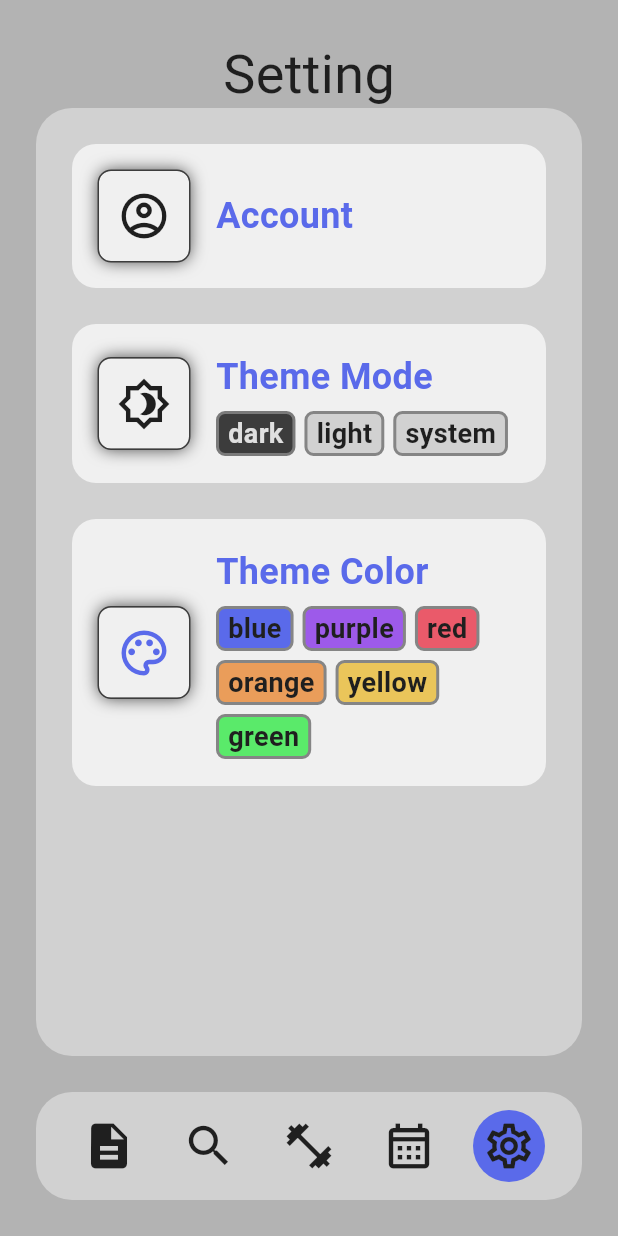
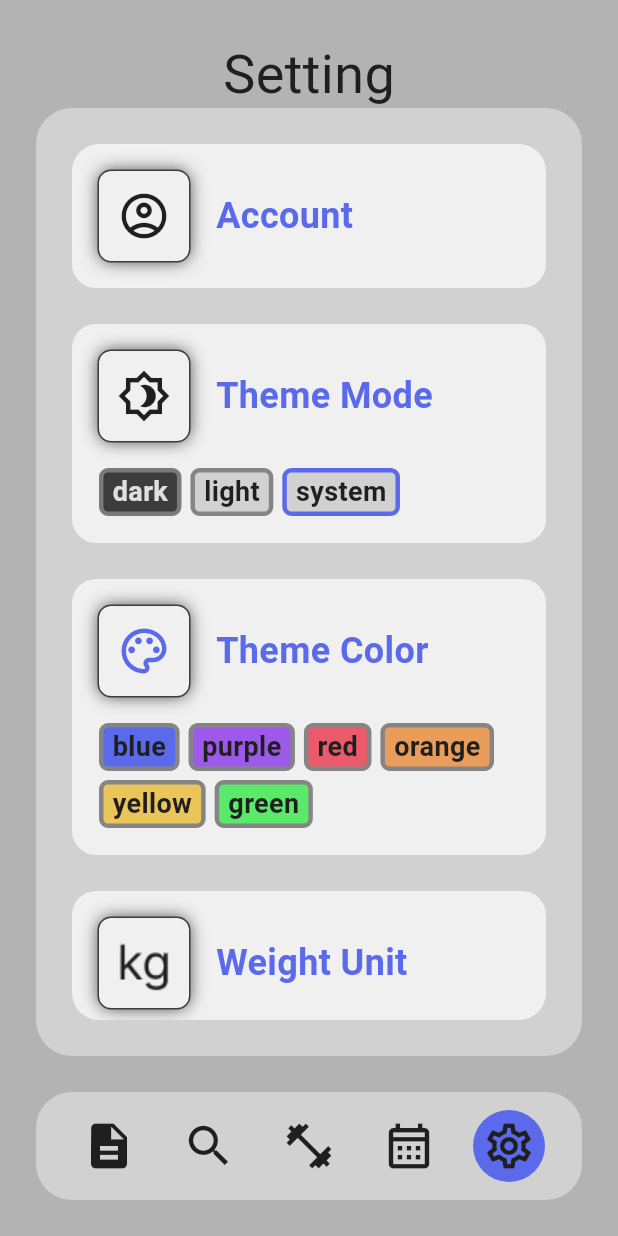
Before and after one commit to BanBanh/fit-flow, a Flutter app: the screen it shows after launch, item 5 of the bottom bar chosen, on a phone screen of 412 x 824 dp. Run offline on Flutter 3.47's test engine with Material 3 defaults, Android fonts, the phone set to English and light mode, and no system bars; our stand-ins replace firebase_auth, firebase_core, firebase_database, hive, hive_flutter; accounts and stored records are empty.

Commit message:
setting page add weight unit change
add kg and lbs png image for setting

improve custom list item

index page => exercises page

exercises page under construction

```diff
--- a/lib/data/test.dart
+++ b/lib/data/test.dart
@@ -1,6 +1,6 @@
 import 'package:flutter/material.dart';
 
-Map exercises = {
+Map<String, Map<String, dynamic>> exercises = {
   'push up': {
     'notes': '',
     'lastPerformed': '10 07 2025',
--- a/lib/screens/page/setting_page.dart
+++ b/lib/screens/page/setting_page.dart
@@ -1,3 +1,4 @@
+import 'package:fit_flow/data/model/user_preferences.dart';
 import 'package:fit_flow/data/my_decor.dart';
 import 'package:fit_flow/logic/logic.dart';
 import 'package:fit_flow/widgets/custom_list_item.dart';
@@ -29,6 +30,9 @@ class _SettingPageState extends State<SettingPage> {
         borderRadius: BorderRadius.circular(24),
       ),
       padding: EdgeInsets.all(24),
+      child: ClipRRect(
+        borderRadius: BorderRadiusGeometry.circular(18),
+        child: SingleChildScrollView(
           child: Column(
             spacing: 24,
             children: [
@@ -55,7 +59,9 @@ class _SettingPageState extends State<SettingPage> {
                         child: CListItemItem(
                           text: 'dark',
                           bgColor: 'dark',
-                      borderColor: 'dark',
+                          borderColor: UserPreferences.themeMode == 'dark'
+                              ? UserPreferences.primaryColor
+                              : 'dark',
                           textColor: 'dark',
                         ),
                       ),
@@ -64,7 +70,9 @@ class _SettingPageState extends State<SettingPage> {
                         child: CListItemItem(
                           text: 'light',
                           bgColor: 'light',
-                      borderColor: 'light',
+                          borderColor: UserPreferences.themeMode == 'light'
+                              ? UserPreferences.primaryColor
+                              : 'light',
                           textColor: 'light',
                         ),
                       ),
@@ -73,7 +81,9 @@ class _SettingPageState extends State<SettingPage> {
                         child: CListItemItem(
                           text: 'system',
                           bgColor: 'system',
-                      borderColor: 'system',
+                          borderColor: UserPreferences.themeMode == 'system'
+                              ? UserPreferences.primaryColor
+                              : 'system',
                           textColor: 'system',
                         ),
                       ),
@@ -89,7 +99,8 @@ class _SettingPageState extends State<SettingPage> {
                   Wrap(
                     spacing: 6,
                     runSpacing: 6,
-                children: ['blue', 'purple', 'red', 'orange', 'yellow', 'green']
+                    children:
+                        ['blue', 'purple', 'red', 'orange', 'yellow', 'green']
                             .map(
                               (e) => GestureDetector(
                                 onTap: () => handleThemeChange(e, context),
@@ -105,7 +116,24 @@ class _SettingPageState extends State<SettingPage> {
                   ),
                 ],
               ),
+              GestureDetector(
+                onTap: () {
+                  if (UserPreferences.weightUnit == 'kg') {
+                    UserPreferences.weightUnit = 'lbs';
+                  } else {
+                    UserPreferences.weightUnit = 'kg';
+                  }
+                  setState(() {});
+                },
+                child: CListItem(
+                  title: 'Weight Unit',
+                  imgPath: 'assets/images/${UserPreferences.weightUnit}.png',
+                ),
+              ),
+
             ],
+          ),
+        ),
       ),
     );
   }
--- a/lib/screens/page_turner.dart
+++ b/lib/screens/page_turner.dart
@@ -2,7 +2,7 @@ import 'package:fit_flow/data/notifier.dart';
 import 'package:fit_flow/screens/page/account_page.dart';
 import 'package:fit_flow/screens/page/detail_page.dart';
 import 'package:fit_flow/screens/page/history_page.dart';
-import 'package:fit_flow/screens/page/index_page.dart';
+import 'package:fit_flow/screens/page/exercises_page.dart';
 import 'package:fit_flow/screens/page/search_page.dart';
 import 'package:fit_flow/screens/page/setting_page.dart';
 import 'package:fit_flow/screens/page/work_out_page.dart';
@@ -64,7 +64,7 @@ class PageTurner extends StatelessWidget {
                             child: Row(
                               children: [
                                 SizedBox(width: 24),
-                                IndexPage(),
+                                ExercisesPage(),
                                 SizedBox(width: 24),
                                 SearchPage(),
                                 SizedBox(width: 24),
--- a/lib/widgets/custom_list_item.dart
+++ b/lib/widgets/custom_list_item.dart
@@ -1,4 +1,6 @@
 // ignore_for_file: public_member_api_docs, sort_constructors_first
+import 'dart:developer';
+
 import 'package:flutter/material.dart';
 import 'package:fit_flow/data/my_decor.dart';
 
@@ -32,10 +34,14 @@ class CListItem extends StatelessWidget {
       ),
       padding: EdgeInsets.all(18),
       child: Center(
-        child: Row(
+        child: Column(
           spacing: 18,
           crossAxisAlignment: CrossAxisAlignment.center,
           children: [
+            Row(
+              spacing: 18,
+              children: [
+                if (imgPath.isNotEmpty || iconData != null)
                   Container(
                     width: 60,
                     height: 60,
@@ -66,6 +72,7 @@ class CListItem extends StatelessWidget {
                               fit: BoxFit.contain,
                               color: imgColor ?? MyDecor(isDarkMode).text,
                               errorBuilder: (context, error, stackTrace) {
+                                log('', error: error);
                                 return Center(
                                   child: Text(
                                     'no img',
@@ -80,14 +87,12 @@ class CListItem extends StatelessWidget {
                             ),
                     ),
                   ),
+                if (title.isNotEmpty)
                   SizedBox(
-              width: screenWidth - 48 - 48 - 18 * 2 - 60 - 18,
-              child: Column(
-                spacing: 6,
-                mainAxisAlignment: MainAxisAlignment.spaceBetween,
-                crossAxisAlignment: CrossAxisAlignment.start,
-                children: [
-                  SingleChildScrollView(
+                    width: imgPath.isNotEmpty || iconData != null
+                        ? screenWidth - 48 - 48 - 18 * 2 - 60 - 18
+                        : screenWidth - 48 - 48 - 18 * 2,
+                    child: SingleChildScrollView(
                       scrollDirection: Axis.horizontal,
                       child: Text(
                         title,
@@ -98,8 +103,17 @@ class CListItem extends StatelessWidget {
                         ),
                       ),
                     ),
-                  ...widgets ?? [],
+                  ),
               ],
+            ),
+            if (widgets != null)
+              SizedBox(
+                width: screenWidth - 48 - 48 - 18 * 2,
+                child: Column(
+                  spacing: 6,
+                  mainAxisAlignment: MainAxisAlignment.spaceBetween,
+                  crossAxisAlignment: CrossAxisAlignment.start,
+                  children: widgets ?? [],
                 ),
               ),
           ],
@@ -220,7 +234,7 @@ class CListItemItem extends StatelessWidget {
       decoration: BoxDecoration(
         color: bgC,
         borderRadius: BorderRadius.circular(6),
-        border: Border.all(color: borderC, width: 2),
+        border: Border.all(color: borderC, width: 3),
       ),
       child: Text(
         text,
```
Also changed, not shown: lib/screens/page/exercises_page.dart (added, +112 -0 lines), lib/screens/page/index_page.dart (deleted, +0 -27 lines), assets/images/kg.png (added), assets/images/lbs.png (added). Lines whose indentation alone changed are shown as unchanged.
